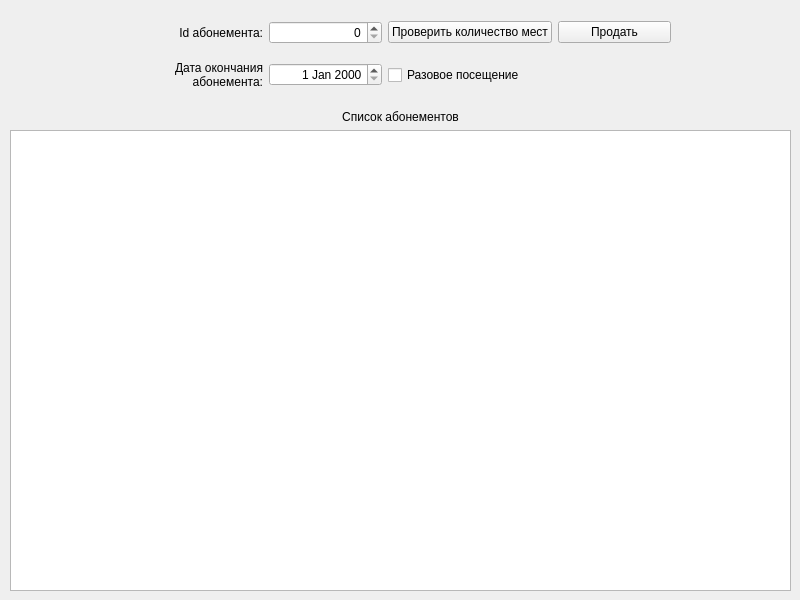
Qt form src/design/ui_app_sell_abonement.ui (krasnikovra/fitness-db) before a commit.
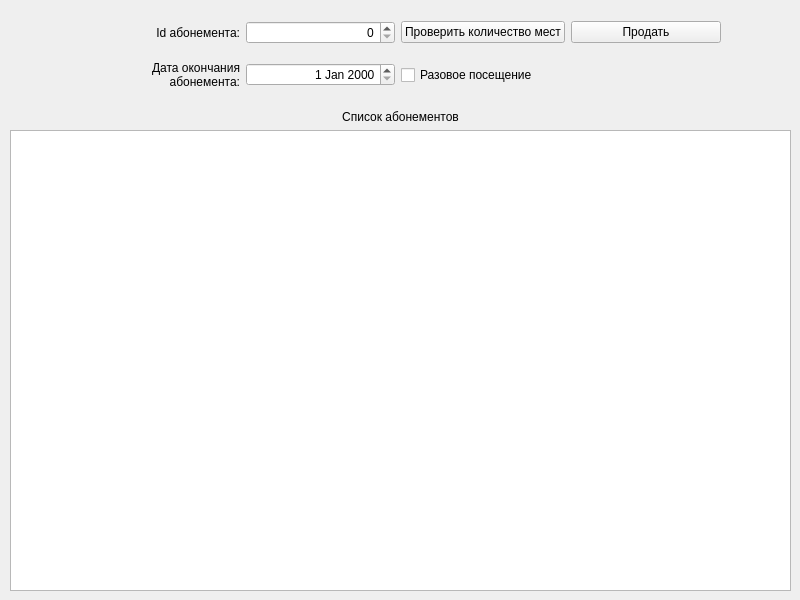
The same form after that commit. Icons and pictures are not drawn.

What changed in the file:
```diff
--- a/src/design/ui_app_sell_abonement.ui
+++ b/src/design/ui_app_sell_abonement.ui
@@ -48,9 +48,9 @@
   <widget class="QWidget" name="gridLayoutWidget">
    <property name="geometry">
     <rect>
-     <x>150</x>
+     <x>90</x>
      <y>10</y>
-     <width>521</width>
+     <width>631</width>
      <height>91</height>
     </rect>
    </property>
```
